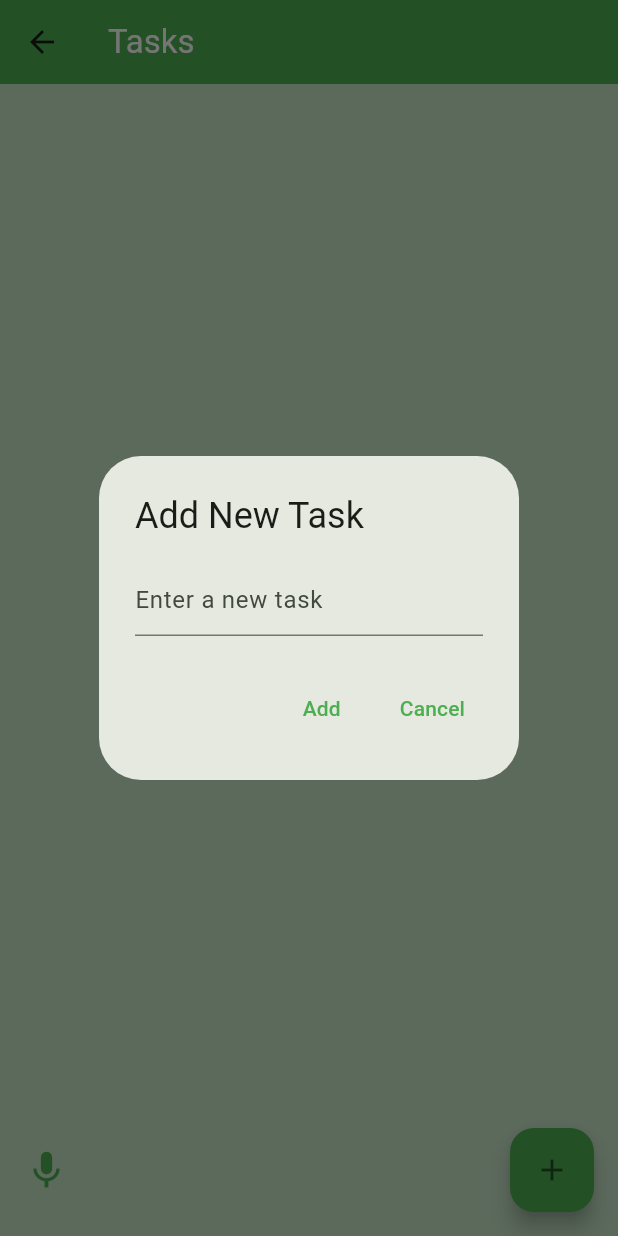
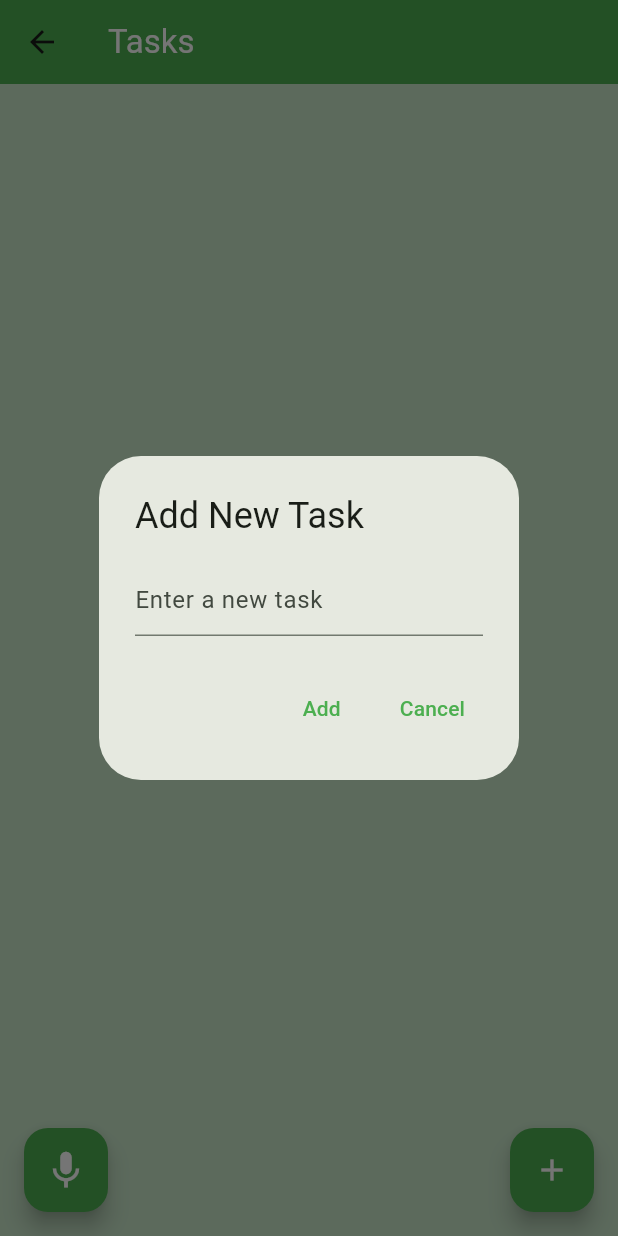
Before and after one commit to Ais3l/productivity_app_andy, a Flutter app: the TasksPage screen opened directly, after a tap on the "add" icon, on a phone screen of 412 x 824 dp. Run offline on Flutter 3.47's test engine with Material 3 defaults, Android fonts, the light colour scheme and no system bars; our stand-ins replace sleek_circular_slider.

Commit message:
done with everything

```diff
--- a/lib/main.dart
+++ b/lib/main.dart
@@ -578,143 +578,6 @@ class _TreesPageState extends State<TreesPage> {
 
 // Tasks Page //
 
-// class TasksPage extends StatefulWidget {
-//   const TasksPage({super.key});
-
-//   @override
-//   _TasksPageState createState() => _TasksPageState();
-// }
-
-// class _TasksPageState extends State<TasksPage> {
-//   final List<Map<String, dynamic>> _tasks = []; // List to hold tasks with their completion status
-//   bool _isMicActive = false; // State variable for mic icon color
-
-//   void _addNewTask(String task) {
-//     setState(() {
-//       if (task.isNotEmpty) {
-//         _tasks.insert(0, {'text': task, 'isCompleted': false}); // Adds a new task with completion status
-//       }
-//     });
-//   }
-
-//   void _toggleTaskCompletion(int index) {
-//     setState(() {
-//       _tasks[index]['isCompleted'] = true; // Mark the task as completed
-//       Future.delayed(const Duration(milliseconds: 200), () {
-//         setState(() {
-//           _tasks.removeAt(index); // Remove task after clicking the check icon
-//         });
-//       });
-//     });
-//   }
-
-//   void _toggleMic() {
-//     setState(() {
-//       _isMicActive = !_isMicActive; // Toggle the mic icon state
-//     });
-//   }
-
-//   void _showAddTaskDialog() {
-//     final TextEditingController _taskController = TextEditingController(); // Local controller for dialog input
-
-//     showDialog(
-//       context: context,
-//       builder: (context) {
-//         return AlertDialog(
-//           title: const Text('Add New Task'),
-//           content: TextField(
-//             controller: _taskController,
-//             decoration: const InputDecoration(
-//               hintText: 'Enter a new task',
-//             ),
-//             onSubmitted: (value) {
-//               _addNewTask(value);
-//               Navigator.of(context).pop(); // Close the dialog after submission
-//             },
-//           ),
-//           actions: [
-//             TextButton(
-//               onPressed: () {
-//                 final task = _taskController.text;
-//                 _addNewTask(task);
-//                 Navigator.of(context).pop(); // Close the dialog after submission
-//               },
-//               child: const Text('Add'),
-//             ),
-//             TextButton(
-//               onPressed: () => Navigator.of(context).pop(), // Close the dialog without adding
-//               child: const Text('Cancel'),
-//             ),
-//           ],
-//         );
-//       },
-//     );
-//   }
-
-//   @override
-//   Widget build(BuildContext context) {
-//     return Scaffold(
-//       appBar: AppBar(
-//         title: const Text('Tasks'),
-//       ),
-//       body: Column(
-//         children: [
-//           // Display each task with a check icon
-//           Expanded(
-//             child: ListView.builder(
-//               itemCount: _tasks.length,
-//               itemBuilder: (context, index) {
-//                 final task = _tasks[index];
-//                 return Padding(
-//                   padding: const EdgeInsets.symmetric(horizontal: 16.0, vertical: 8.0),
-//                   child: Row(
-//                     children: [
-//                       Expanded(
-//                         child: Text(
-//                           task['text'],
-//                           style: TextStyle(
-//                             decoration: task['isCompleted'] ? TextDecoration.lineThrough : null, // Strike through if completed
-//                           ),
-//                         ),
-//                       ),
-//                       IconButton(
-//                         icon: const Icon(Icons.check_circle, color: Colors.green), // Check icon
-//                         onPressed: task['isCompleted'] ? null : () => _toggleTaskCompletion(index), // Only allow if not completed
-//                       ),
-//                     ],
-//                   ),
-//                 );
-//               },
-//             ),
-//           ),
-//         ],
-//       ),
-//       floatingActionButton: Stack(
-//         alignment: Alignment.bottomCenter, // Align at the bottom center
-//         children: [
-//           Positioned(
-//             bottom: 60, // Adjust position above the button
-//             child: IconButton(
-//               icon: Icon(
-//                 Icons.mic,
-//                 size: 30,
-//                 color: _isMicActive ? Colors.red : Colors.green, // Change color based on state
-//               ),
-//               onPressed: _toggleMic, // Toggle mic icon state
-//             ),
-//           ),
-//           FloatingActionButton(
-//             onPressed: _showAddTaskDialog, // Show dialog to add a new task
-//             child: const Icon(Icons.add),
-//             backgroundColor: Colors.green,
-//           ),
-//         ],
-//       ),
-//       backgroundColor: Colors.green[100], // Match the home page color scheme
-//     );
-//   }
-// }
-
 class TasksPage extends StatefulWidget {
   const TasksPage({super.key});
 
@@ -851,18 +714,19 @@ class _TasksPageState extends State<TasksPage> {
         child: Row(
           mainAxisAlignment: MainAxisAlignment.spaceBetween, // Distribute space between items
           children: [
-            GestureDetector(
-              onTap: _toggleMic, // Toggle mic icon state
+            FloatingActionButton(
+              onPressed: _toggleMic, // Toggle mic icon state
+              backgroundColor: Colors.green,
               child: Icon(
                 Icons.mic,
                 size: 30,
-                color: _isMicActive ? Colors.red : Colors.green, // Change color based on state
+                color: _isMicActive ? Colors.red : Colors.white, // Change color based on state
               ),
             ),
             FloatingActionButton(
               onPressed: _showAddTaskDialog, // Show dialog to add a new task
-              child: const Icon(Icons.add),
               backgroundColor: Colors.green,
+              child: const Icon(Icons.add, color: Colors.white), // Set the plus icon color to white
             ),
           ],
         ),
```
